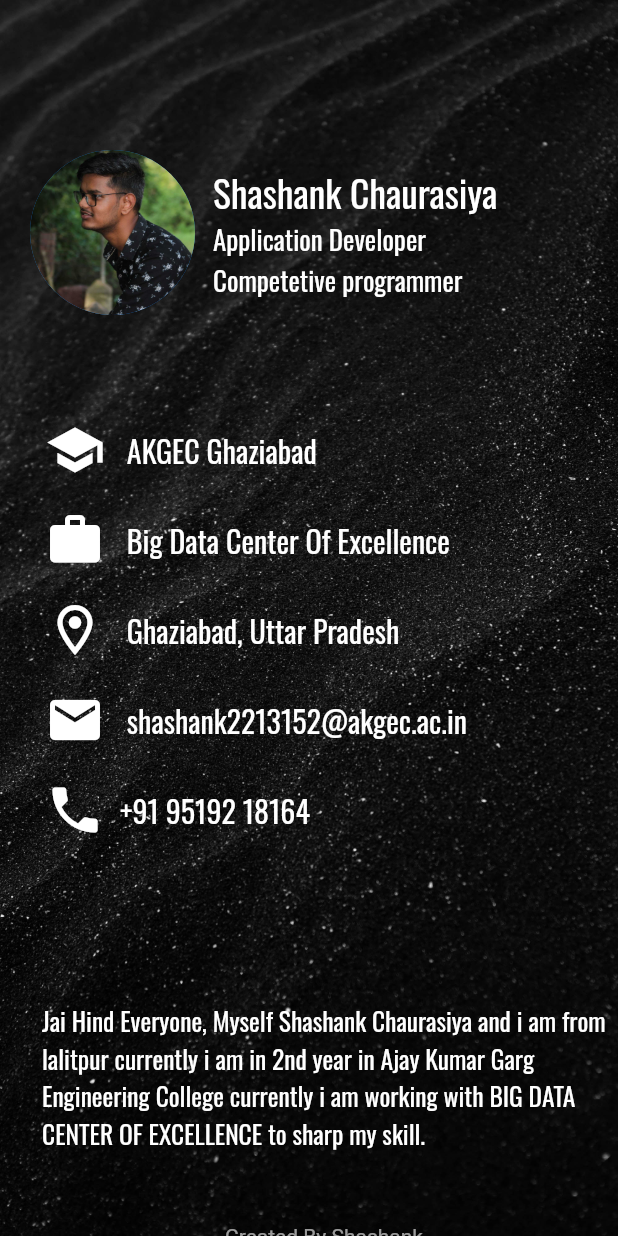
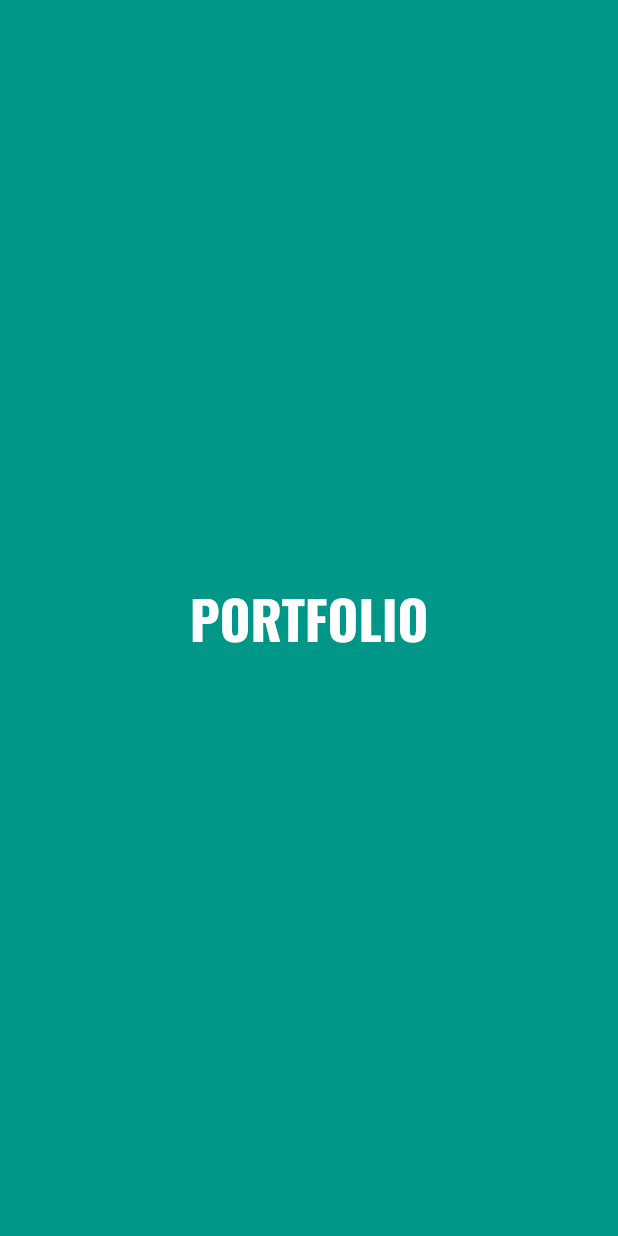
Before and after one commit to Shashankcode9/portfolio, a Flutter app: the first screen one second after launch, on a phone screen of 412 x 824 dp. Run offline on Flutter 3.47's test engine with Material 2 defaults, Android fonts, the phone set to English and light mode, and no system bars.

Commit message:
added splash screen

```diff
--- a/lib/main.dart
+++ b/lib/main.dart
@@ -1,8 +1,9 @@
 import 'package:flutter/material.dart';
+import 'package:newproject/splash.dart';
 
 void main() {
   runApp(MaterialApp(
-    home: Home(),
+    home: splash(),
   ));
 }
 
--- /dev/null
+++ b/lib/splash.dart
@@ -0,0 +1,33 @@
+import 'dart:async';
+
+import 'package:flutter/material.dart';
+import 'package:flutter/cupertino.dart';
+import 'package:newproject/main.dart';
+
+class splash extends StatefulWidget{
+  @override
+  State<splash> createState() => _splashState();
+}
+
+class _splashState extends State<splash> {
+  @override
+  void initState() {
+    super.initState();
+    Timer(Duration(seconds: 2),(){
+      Navigator.pushReplacement(context, MaterialPageRoute(builder: (context) => Home()),);
+    });
+
+
+  }
+
+
+  @override
+  Widget build(BuildContext context) {
+    return Scaffold(
+      body: Container(
+        color: Colors.teal,
+        child: Center(child:Text('PORTFOLIO',style: TextStyle(fontFamily: "oswald",fontSize: 35,fontWeight: FontWeight.bold,color: Colors.white ),),)
+      ),
+    );
+  }
+}
```
Also changed, not shown: 3 other files.
